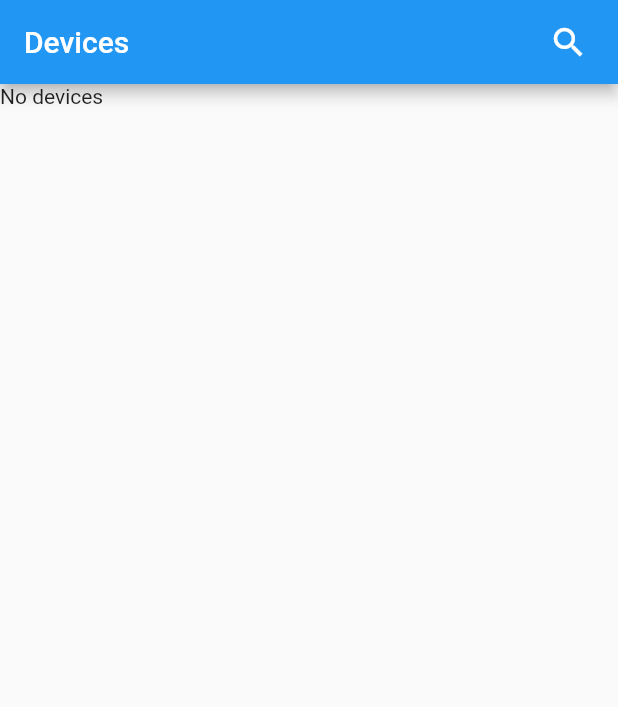
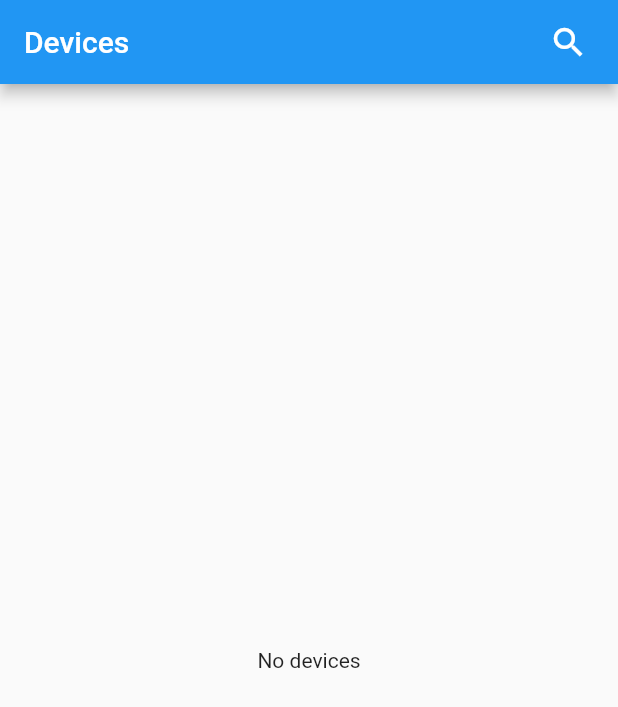
Before and after one commit to borysmatveichuk/xiaomi_temp_hum, a Flutter app: the screen it shows after launch, on a phone screen of 412 x 824 dp. Shown: the top 707 px of the screen. Run offline on Flutter 3.47's test engine with Material 2 defaults, Android fonts, the phone set to English and light mode, and no system bars; missing offline and left inert: flutter_ble_lib.

Commit message:
- fix getting info about temperature and humidity; - refactoring ui

```diff
--- a/lib/data/blue_constants.dart
+++ b/lib/data/blue_constants.dart
@@ -1,10 +1,9 @@
-
-//import 'package:flutter_blue/flutter_blue.dart';
 
 class BluConstants {
-  static final String BatteryServiceGuid = '0000180f-0000-1000-8000-00805f9b34fb'.toUpperCase();
-  static final String BatteryLevelGuid = '00002a19-0000-1000-8000-00805f9b34fb'.toUpperCase();
+  static const String VendorID = '58:2D:34';
+  static const String BatteryServiceGuid = '0000180f-0000-1000-8000-00805f9b34fb';
+  static const String BatteryLevelGuid = '00002a19-0000-1000-8000-00805f9b34fb';
 
-  static final String SensorServiceGuid = '226c0000-6476-4566-7562-66734470666d'.toUpperCase();
-  static final String SensorDataGuid = '226caa55-6476-4566-7562-66734470666d'.toUpperCase();
+  static const String SensorServiceGuid = '226c0000-6476-4566-7562-66734470666d';
+  static const String SensorDataGuid = '226caa55-6476-4566-7562-66734470666d';
 }
--- a/lib/data/device_data.dart
+++ b/lib/data/devices_scan_data.dart
@@ -2,9 +2,9 @@ import 'dart:collection';
 
 import 'package:flutter/foundation.dart';
 import 'package:flutter_ble_lib/flutter_ble_lib.dart';
+import 'package:xiaomi_temp_hum/data/blue_constants.dart';
 
-class DeviceData extends ChangeNotifier {
-
+class DevicesScanData extends ChangeNotifier {
   LinkedHashMap<String, Peripheral> _devices = LinkedHashMap();
 
   UnmodifiableListView<Peripheral> get devices =>
@@ -12,7 +12,7 @@ class DeviceData extends ChangeNotifier {
 
   BleManager _blue = BleManager();
 
-  DeviceData() {
+  DevicesScanData() {
     _init();
   }
 
@@ -25,16 +25,17 @@ class DeviceData extends ChangeNotifier {
     _devices.clear();
     print("Start scan");
     _blue.startPeripheralScan().listen((result) {
-        if (!_devices.containsKey(result.peripheral.identifier)) {
-          _devices[result.peripheral.identifier] = result.peripheral;
-          notifyListeners();
-        }
+      if (!result.peripheral.identifier.startsWith(BluConstants.VendorID)) {
+        return;
+      }
+      if (!_devices.containsKey(result.peripheral.identifier)) {
+        _devices[result.peripheral.identifier] = result.peripheral;
+        notifyListeners();
+      }
     }, onError: (Object error) {
       print(error.toString());
     }, onDone: () {
       print("DONE scanning!");
     });
-
   }
-
 }
--- a/lib/main.dart
+++ b/lib/main.dart
@@ -1,6 +1,6 @@
 import 'package:flutter/material.dart';
 import 'package:provider/provider.dart';
-import 'package:xiaomi_temp_hum/data/device_data.dart';
+import 'package:xiaomi_temp_hum/data/devices_scan_data.dart';
 import 'package:xiaomi_temp_hum/data/device_details_data.dart';
 import 'package:xiaomi_temp_hum/presentation/app_routes.dart';
 import 'package:xiaomi_temp_hum/presentation/device/device_route.dart';
@@ -15,7 +15,7 @@ class MyApp extends StatelessWidget {
   @override
   Widget build(BuildContext context) {
     return ChangeNotifierProvider(
-      create: (context) => DeviceData(),
+      create: (context) => DevicesScanData(),
       child: MaterialApp(
         title: 'Xiaomi temperature',
         theme: ThemeData(
--- a/lib/presentation/home/home_route.dart
+++ b/lib/presentation/home/home_route.dart
@@ -1,6 +1,6 @@
 import 'package:flutter/material.dart';
 import 'package:provider/provider.dart';
-import 'package:xiaomi_temp_hum/data/device_data.dart';
+import 'package:xiaomi_temp_hum/data/devices_scan_data.dart';
 import 'package:xiaomi_temp_hum/presentation/app_routes.dart';
 import 'package:xiaomi_temp_hum/presentation/device/device_route_arguments.dart';
 
@@ -15,7 +15,7 @@ class HomeRoute extends StatelessWidget {
             padding: EdgeInsets.only(right: 20),
             child: GestureDetector(
               onTap: () {
-                Provider.of<DeviceData>(context).scanDevices();
+                Provider.of<DevicesScanData>(context).scanDevices();
               },
               child: Icon(
                 Icons.search,
@@ -27,7 +27,9 @@ class HomeRoute extends StatelessWidget {
       ),
       body: SafeArea(
         child: Container(
-          child: DevicesListWidget(),
+          child: Provider.of<DevicesScanData>(context).devices.length == 0
+              ? NoDevicesWidget()
+              : DevicesListWidget(),
         ),
       ),
     );
@@ -37,17 +39,16 @@ class HomeRoute extends StatelessWidget {
 class DevicesListWidget extends StatelessWidget {
   @override
   Widget build(BuildContext context) {
-    return Consumer<DeviceData>(builder: (context, deviceData, child) {
-      return deviceData.devices.length == 0
-          ? Text('No devices')
-          : ListView.builder(
+    return Consumer<DevicesScanData>(
+      builder: (context, deviceData, child) {
+        return ListView.builder(
           itemCount: deviceData.devices.length,
           itemBuilder: (context, idx) {
             return ListTile(
               title: Text(
-                    deviceData.devices[idx].name ??
-                        ' ' + deviceData.devices[idx].identifier,
+                deviceData.devices[idx].name ?? 'unknown device',
               ),
+              subtitle: Text(deviceData.devices[idx].identifier),
               onTap: () {
                 Navigator.pushNamed(
                   context,
@@ -58,7 +59,20 @@ class DevicesListWidget extends StatelessWidget {
                 );
               },
             );
-              });
-    });
+          },
+        );
+      },
+    );
   }
 }
+
+class NoDevicesWidget extends StatelessWidget {
+  @override
+  Widget build(BuildContext context) {
+    return Container(
+      child: Center(
+        child: Text('No devices'),
+      ),
+    );
+  }
+}
```
Also changed, not shown: lib/data/device_details_data.dart (+40 -31 lines), lib/presentation/device/device_route.dart (+24 -11 lines). Lines whose indentation alone changed are shown as unchanged.
